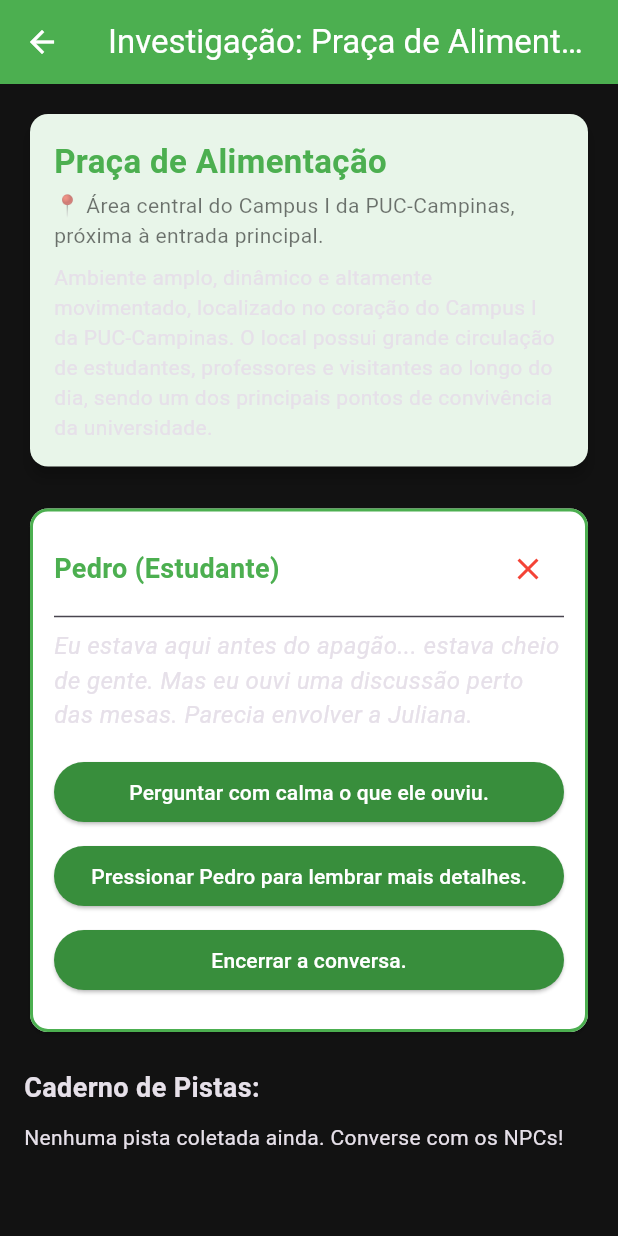
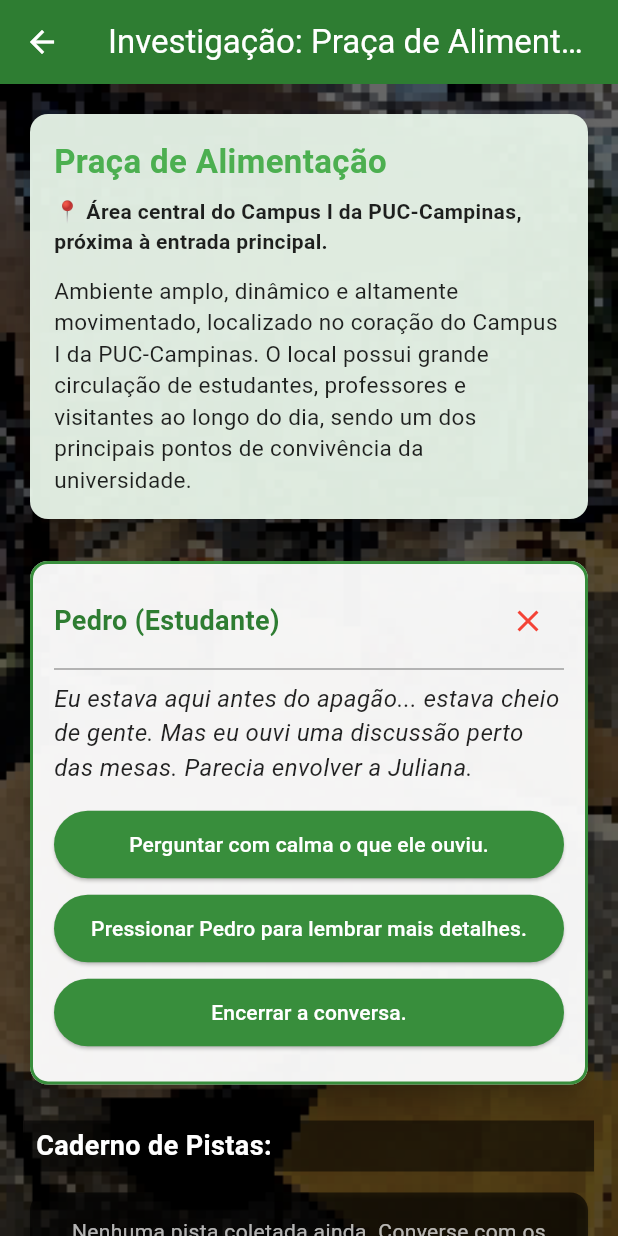
Before and after one commit to PedroMarchetti-git/Projeto_Integrador_III, a Flutter app: the PracaAlimentacaoScreen screen opened directly, after a tap on "Pedro", on a phone screen of 412 x 824 dp. Run offline on Flutter 3.47's test engine with Material 3 defaults, Android fonts, the phone set to English and light mode, and no system bars; our stand-ins replace cloud_firestore, firebase_auth, firebase_core, firebase_database, geolocator; accounts and stored records are empty.

Commit message:
add background in ceaab_screen and praca_de_alimentacao

```diff
--- a/lib/screens/investigation/ceaab_screens.dart
+++ b/lib/screens/investigation/ceaab_screens.dart
@@ -93,7 +93,7 @@ void _checkUnlockManacas(GameState gameState) { // Função para verificar se o
         children: [ // Define os filhos do Stack, que incluem a imagem de fundo do CEAAB, uma camada escura para dar contraste ao texto do jogo e a interface do jogo por cima do fundo, criando uma experiência visual imersiva e estilizada para o jogador enquanto explora o ambiente e interage com os elementos do jogo.
           Positioned.fill( // Utiliza Positioned.fill para garantir que a imagem de fundo do CEAAB ocupe toda a área disponível da tela, criando uma experiência visual imersiva para o jogador enquanto explora o ambiente e interage com os elementos do jogo.
             child: Image.asset( // Exibe a imagem de fundo do CEAAB, que é uma representação visual do ambiente onde o jogador está investigando, criando uma experiência imersiva e estilizada para o jogador enquanto explora o ambiente e interage com os elementos do jogo.
-              'assets/images/ceaab.jpeg', // Define o caminho da imagem de fundo do CEAAB, que deve estar localizada na pasta assets/images do projeto, garantindo que a imagem seja carregada corretamente e exibida como plano de fundo da tela do CEAAB.
+              'assets/images/caab.jpeg', // Define o caminho da imagem de fundo do CEAAB, que deve estar localizada na pasta assets/images do projeto, garantindo que a imagem seja carregada corretamente e exibida como plano de fundo da tela do CEAAB.
               fit: BoxFit.cover, // Define o ajuste da imagem para cobrir toda a área disponível, garantindo que a imagem de fundo do CEAAB seja exibida de forma completa e proporcional, criando uma experiência visual imersiva para o jogador enquanto explora o ambiente e interage com os elementos do jogo.
             ),
           ),
--- a/lib/screens/investigation/praca_alimentacao_screen.dart
+++ b/lib/screens/investigation/praca_alimentacao_screen.dart
@@ -119,7 +119,7 @@ final List<Pista> pistasPracaAlimentacao = [
 ];
 
 // ==========================================
-// 3. INTERFACE VISUAL SEM REDUNDÂNCIA DE GPS
+// 3. INTERFACE VISUAL
 // ==========================================
 class PracaAlimentacaoScreen extends StatefulWidget {
   const PracaAlimentacaoScreen({super.key});
@@ -169,29 +169,56 @@ class _PracaAlimentacaoScreenState extends State<PracaAlimentacaoScreen> {
     return Scaffold(
       appBar: AppBar(
         title: const Text('Investigação: Praça de Alimentação'),
-        backgroundColor: Colors.green,
+        backgroundColor: Colors.green.shade800,
         foregroundColor: Colors.white,
       ),
-      // Pulamos direto para o conteúdo, sem a tela de carregamento!
-      body: SingleChildScrollView(
+      // STACK para colocar a imagem de fundo e o conteúdo por cima
+      body: Stack(
+        children: [
+          // IMAGEM DE FUNDO GLOBAL
+          Positioned.fill(
+            child: Image.asset(
+              'assets/images/praca_de_alimentacao.jpeg', // Seu arquivo de imagem
+              fit: BoxFit.cover,
+              color: Colors.black.withOpacity(0.6), // Película escura para dar contraste
+              colorBlendMode: BlendMode.darken,
+              errorBuilder: (context, error, stackTrace) {
+                return Container(color: const Color(0xFF1E1E1E)); // Fundo escuro de emergência
+              },
+            ),
+          ),
+
+          // CONTEÚDO ROLÁVEL
+          SafeArea(
+            child: SingleChildScrollView(
               padding: const EdgeInsets.all(16.0),
               child: Column(
                 crossAxisAlignment: CrossAxisAlignment.stretch,
                 children: [
-            // Card do Local
+                  // Card do Local (Levemente transparente com letras escuras)
                   Card(
-              elevation: 4,
-              color: Colors.green.shade50,
+                    elevation: 8,
+                    color: Colors.green.shade50.withOpacity(0.95),
+                    shape: RoundedRectangleBorder(borderRadius: BorderRadius.circular(12)),
                     child: const Padding(
                       padding: EdgeInsets.all(16.0),
                       child: Column(
                         crossAxisAlignment: CrossAxisAlignment.start,
                         children: [
-                    Text('Praça de Alimentação', style: TextStyle(fontSize: 22, fontWeight: FontWeight.bold, color: Colors.green)),
-                    SizedBox(height: 4),
-                    Text('📍 Área central do Campus I da PUC-Campinas, próxima à entrada principal.', style: TextStyle(color: Colors.black54)),
+                          Text(
+                            'Praça de Alimentação',
+                            style: TextStyle(fontSize: 22, fontWeight: FontWeight.bold, color: Colors.green)
+                          ),
                           SizedBox(height: 8),
-                    Text('Ambiente amplo, dinâmico e altamente movimentado, localizado no coração do Campus I da PUC-Campinas. O local possui grande circulação de estudantes, professores e visitantes ao longo do dia, sendo um dos principais pontos de convivência da universidade.'),
+                          Text(
+                            '📍 Área central do Campus I da PUC-Campinas, próxima à entrada principal.',
+                            style: TextStyle(color: Colors.black87, fontWeight: FontWeight.w600) // COR CORRIGIDA
+                          ),
+                          SizedBox(height: 12),
+                          Text(
+                            'Ambiente amplo, dinâmico e altamente movimentado, localizado no coração do Campus I da PUC-Campinas. O local possui grande circulação de estudantes, professores e visitantes ao longo do dia, sendo um dos principais pontos de convivência da universidade.',
+                            style: TextStyle(color: Colors.black87, fontSize: 15, height: 1.4), // COR CORRIGIDA
+                          ),
                         ],
                       ),
                     ),
@@ -201,8 +228,9 @@ class _PracaAlimentacaoScreenState extends State<PracaAlimentacaoScreen> {
                   // Balão de Diálogo
                   if (_npcAtivo != null) ...[
                     Card(
-                color: Colors.white,
-                shape: RoundedRectangleBorder(side: const BorderSide(color: Colors.green, width: 2), borderRadius: BorderRadius.circular(12)),
+                      color: Colors.white.withOpacity(0.95),
+                      elevation: 8,
+                      shape: RoundedRectangleBorder(side: BorderSide(color: Colors.green.shade700, width: 2), borderRadius: BorderRadius.circular(12)),
                       child: Padding(
                         padding: const EdgeInsets.all(16.0),
                         child: Column(
@@ -211,23 +239,25 @@ class _PracaAlimentacaoScreenState extends State<PracaAlimentacaoScreen> {
                             Row(
                               mainAxisAlignment: MainAxisAlignment.spaceBetween,
                               children: [
-                          Text('${_npcAtivo!.nomeNPC} (${_npcAtivo!.papel})', style: const TextStyle(fontSize: 18, fontWeight: FontWeight.bold, color: Colors.green)),
+                                Text('${_npcAtivo!.nomeNPC} (${_npcAtivo!.papel})', style: TextStyle(fontSize: 18, fontWeight: FontWeight.bold, color: Colors.green.shade800)),
                                 IconButton(icon: const Icon(Icons.close, color: Colors.red), onPressed: _fecharConversa),
                               ],
                             ),
-                      const Divider(),
-                      Text(_falaExibida, style: const TextStyle(fontSize: 16, fontStyle: FontStyle.italic)),
+                            const Divider(color: Colors.grey),
+                            // COR CORRIGIDA NA FALA
+                            Text(_falaExibida, style: const TextStyle(fontSize: 16, fontStyle: FontStyle.italic, color: Colors.black87)),
                             const SizedBox(height: 16),
                             ..._npcAtivo!.escolhas.map((escolha) {
                               return Padding(
                                 padding: const EdgeInsets.only(bottom: 8.0),
                                 child: ElevatedButton(
                                   style: ElevatedButton.styleFrom(
-                              foregroundColor: Colors.white, backgroundColor: Colors.green.shade700,
-                              minimumSize: const Size.fromHeight(40),
+                                    foregroundColor: Colors.white,
+                                    backgroundColor: Colors.green.shade700,
+                                    minimumSize: const Size.fromHeight(45),
                                   ),
                                   onPressed: () => _processarEscolha(escolha),
-                            child: Text(escolha.texto),
+                                  child: Text(escolha.texto, textAlign: TextAlign.center),
                                 ),
                               );
                             }),
@@ -238,16 +268,22 @@ class _PracaAlimentacaoScreenState extends State<PracaAlimentacaoScreen> {
                     const SizedBox(height: 20),
                   ] else ...[
                     // NPCs livres
-              const Text('Pessoas disponíveis na Praça:', style: TextStyle(fontSize: 18, fontWeight: FontWeight.bold)),
+                    Container(
+                      padding: const EdgeInsets.symmetric(horizontal: 8, vertical: 4),
+                      color: Colors.black54, // Fundo escuro para destacar o título
+                      child: const Text('Pessoas disponíveis na Praça:', style: TextStyle(fontSize: 18, fontWeight: FontWeight.bold, color: Colors.white)),
+                    ),
                     const SizedBox(height: 10),
                     ...dialogosPracaAlimentacao.map((npc) {
                       return Card(
+                        elevation: 4,
                         margin: const EdgeInsets.only(bottom: 8),
+                        color: const Color(0xFF2C2C2C).withOpacity(0.95), // Cartão escuro para NPCs
                         child: ListTile(
-                    leading: const Icon(Icons.person, color: Colors.green),
-                    title: Text(npc.nomeNPC),
-                    subtitle: Text(npc.papel),
-                    trailing: const Icon(Icons.chat, color: Colors.green),
+                          leading: const Icon(Icons.person, color: Colors.greenAccent),
+                          title: Text(npc.nomeNPC, style: const TextStyle(color: Colors.white, fontWeight: FontWeight.bold)),
+                          subtitle: Text(npc.papel, style: const TextStyle(color: Colors.white70)),
+                          trailing: const Icon(Icons.chat, color: Colors.greenAccent),
                           onTap: () => _iniciarConversa(npc),
                         ),
                       );
@@ -256,19 +292,35 @@ class _PracaAlimentacaoScreenState extends State<PracaAlimentacaoScreen> {
                   ],
 
                   // Caderno de Pistas
-            const Text('Caderno de Pistas:', style: TextStyle(fontSize: 18, fontWeight: FontWeight.bold)),
+                  Container(
+                    padding: const EdgeInsets.symmetric(horizontal: 8, vertical: 4),
+                    color: Colors.black54,
+                    child: const Text('Caderno de Pistas:', style: TextStyle(fontSize: 18, fontWeight: FontWeight.bold, color: Colors.white)),
+                  ),
                   const SizedBox(height: 10),
                   _pistasColetadas.isEmpty
-                ? const Text('Nenhuma pista coletada ainda. Converse com os NPCs!')
+                      ? Card(
+                          color: Colors.black.withOpacity(0.6),
+                          child: const Padding(
+                            padding: EdgeInsets.all(16.0),
+                            child: Text('Nenhuma pista coletada ainda. Converse com os NPCs!', style: TextStyle(color: Colors.white70), textAlign: TextAlign.center),
+                          ),
+                        )
                       : Column(
                           children: _pistasColetadas.map((pistaNome) {
-                      final pistaOriginal = pistasPracaAlimentacao.firstWhere((p) => p.titulo == pistaNome);
+                            // Proteção extra com orElse para evitar quebra de tela
+                            final pistaOriginal = pistasPracaAlimentacao.firstWhere(
+                              (p) => p.titulo == pistaNome,
+                              orElse: () => Pista(id: 999, titulo: pistaNome, descricao: 'Erro', tipo: 'Erro')
+                            );
                             return Card(
-                        color: Colors.amber.shade50,
+                              elevation: 4,
+                              color: Colors.amber.shade50.withOpacity(0.95),
                               child: ListTile(
                                 leading: const Icon(Icons.search, color: Colors.amber),
-                          title: Text(pistaOriginal.titulo),
-                          subtitle: Text('${pistaOriginal.tipo}: ${pistaOriginal.descricao}'),
+                                // CORES CORRIGIDAS NAS PISTAS
+                                title: Text(pistaOriginal.titulo, style: const TextStyle(fontWeight: FontWeight.bold, color: Colors.black87)),
+                                subtitle: Text('${pistaOriginal.tipo}: ${pistaOriginal.descricao}', style: const TextStyle(color: Colors.black54)),
                               ),
                             );
                           }).toList(),
@@ -278,25 +330,34 @@ class _PracaAlimentacaoScreenState extends State<PracaAlimentacaoScreen> {
                   // Mensagem de Desbloqueio e Botão de Finalizar
                   if (_missaoConcluida)
                     Container(
-                padding: const EdgeInsets.all(12),
-                decoration: BoxDecoration(color: Colors.blue.shade50, border: Border.all(color: Colors.blue.shade700, width: 2), borderRadius: BorderRadius.circular(8)),
+                      padding: const EdgeInsets.all(16),
+                      decoration: BoxDecoration(
+                        color: Colors.blue.shade50.withOpacity(0.95),
+                        border: Border.all(color: Colors.blue.shade700, width: 2),
+                        borderRadius: BorderRadius.circular(12)
+                      ),
                       child: Column(
                         children: [
-                    const Text('✨ Investigação Concluída! ✨', style: TextStyle(fontSize: 18, fontWeight: FontWeight.bold, color: Colors.blue)),
+                          const Text('✨ Investigação Concluída! ✨', style: TextStyle(fontSize: 20, fontWeight: FontWeight.bold, color: Colors.blue)),
                           const SizedBox(height: 8),
+                          // COR CORRIGIDA NA MENSAGEM FINAL
                           const Text(
                             'Com as informações coletadas na praça de alimentação, você já pode avançar para o próximo ambiente.',
                             textAlign: TextAlign.center,
+                            style: TextStyle(color: Colors.black87, fontSize: 15),
                           ),
-                    const SizedBox(height: 12),
+                          const SizedBox(height: 16),
                           ElevatedButton(
-                      style: ElevatedButton.styleFrom(backgroundColor: Colors.blue),
+                            style: ElevatedButton.styleFrom(
+                              backgroundColor: Colors.blue.shade700,
+                              foregroundColor: Colors.white,
+                              minimumSize: const Size.fromHeight(50)
+                            ),
                             onPressed: () {
-                        // CHAMA O GAMESTATE PARA CONCLUIR A FASE GLOBALMENTE E LIBERAR O PRÓXIMO LUGAR
                               context.read<GameState>().desbloquearAmbiente();
                               Navigator.pop(context);
                             },
-                      child: const Text('Finalizar Investigação desta Sala', style: TextStyle(color: Colors.white)),
+                            child: const Text('Finalizar Investigação desta Sala', style: TextStyle(fontSize: 16, fontWeight: FontWeight.bold)),
                           )
                         ],
                       ),
@@ -304,6 +365,9 @@ class _PracaAlimentacaoScreenState extends State<PracaAlimentacaoScreen> {
                 ],
               ),
             ),
+          ),
+        ],
+      ),
     );
   }
 }
```
Also changed, not shown: assets/images/ceaab.jpeg, assets/images/praca_de_alimentacao.jpeg (added). Lines whose indentation alone changed are shown as unchanged.
